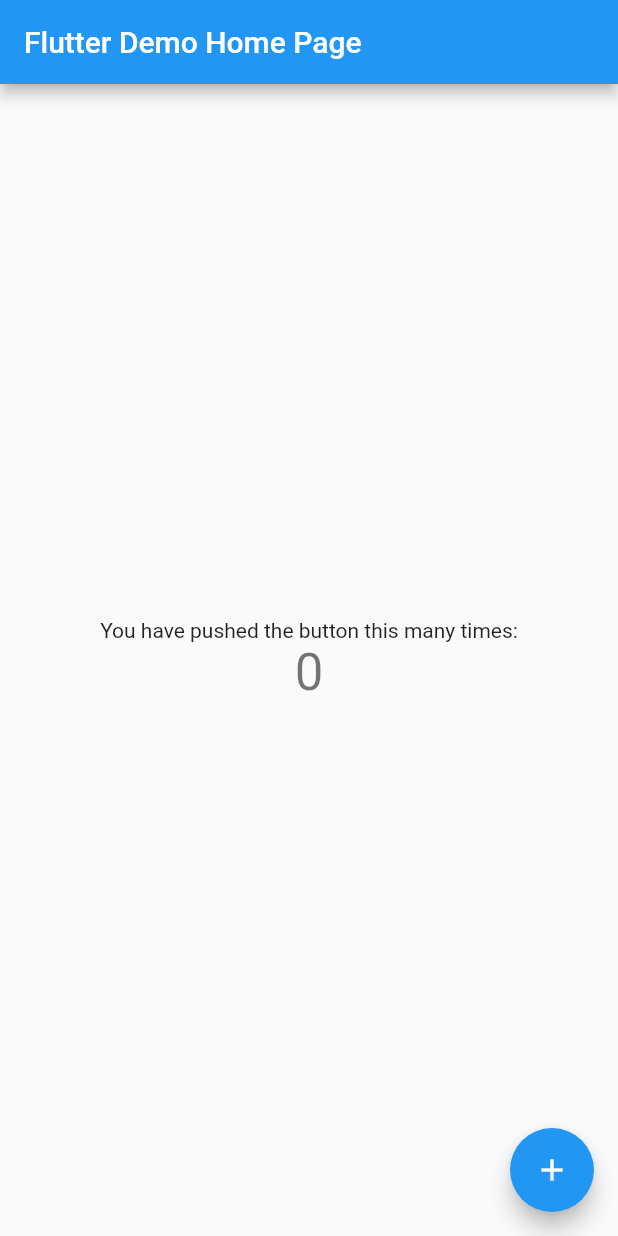
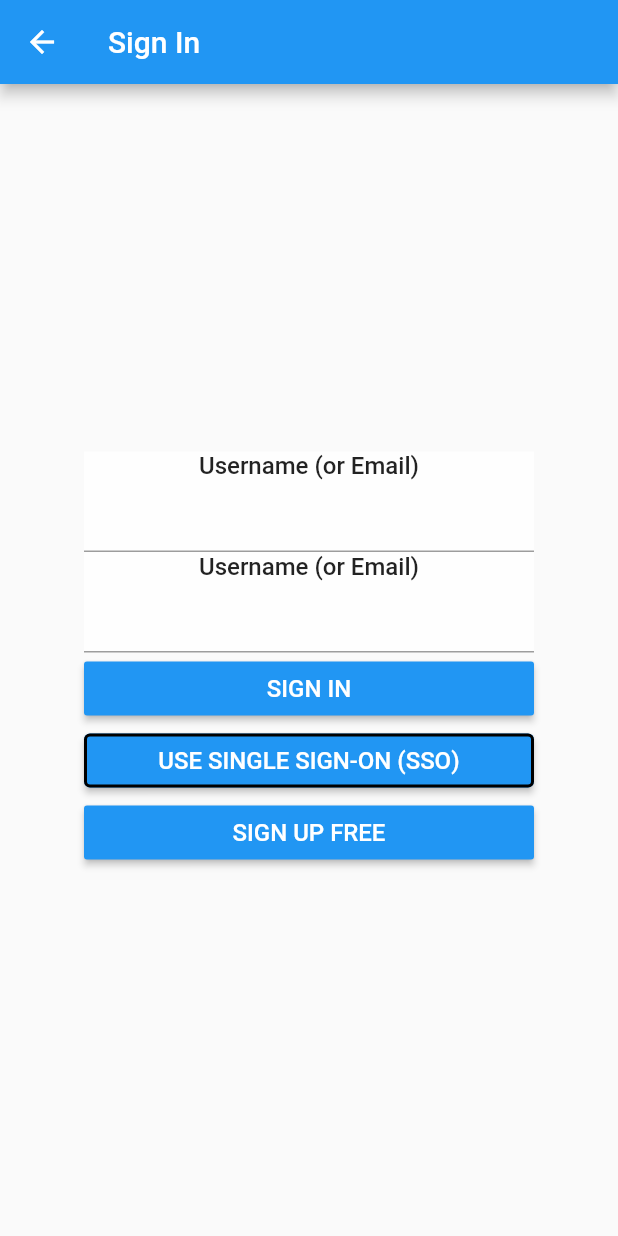
Before and after one commit to hoanganhgo/advanced_mobile_final_project, a Flutter app: the screen it shows after launch, on a phone screen of 412 x 824 dp. Run offline on Flutter 3.47's test engine with Material 2 defaults, Android fonts, the phone set to English and light mode, and no system bars.

Commit message:
Create Sign Out and Sign In

```diff
--- a/lib/main.dart
+++ b/lib/main.dart
@@ -1,3 +1,5 @@
+import 'package:advanced_mobile_final_project/profile/sign_in.dart';
+import 'package:advanced_mobile_final_project/profile/sign_out.dart';
 import 'package:flutter/material.dart';
 
 void main() {
@@ -5,43 +7,21 @@ void main() {
 }
 
 class MyApp extends StatelessWidget {
-  // This widget is the root of your application.
   @override
   Widget build(BuildContext context) {
     return MaterialApp(
-      title: 'Flutter Demo',
+      title: 'E-Learning',
       theme: ThemeData(
-        // This is the theme of your application.
-        //
-        // Try running your application with "flutter run". You'll see the
-        // application has a blue toolbar. Then, without quitting the app, try
-        // changing the primarySwatch below to Colors.green and then invoke
-        // "hot reload" (press "r" in the console where you ran "flutter run",
-        // or simply save your changes to "hot reload" in a Flutter IDE).
-        // Notice that the counter didn't reset back to zero; the application
-        // is not restarted.
         primarySwatch: Colors.blue,
-        // This makes the visual density adapt to the platform that you run
-        // the app on. For desktop platforms, the controls will be smaller and
-        // closer together (more dense) than on mobile platforms.
         visualDensity: VisualDensity.adaptivePlatformDensity,
       ),
-      home: MyHomePage(title: 'Flutter Demo Home Page'),
+      home: SignIn(),
     );
   }
 }
 
 class MyHomePage extends StatefulWidget {
   MyHomePage({Key key, this.title}) : super(key: key);
-
-  // This widget is the home page of your application. It is stateful, meaning
-  // that it has a State object (defined below) that contains fields that affect
-  // how it looks.
-
-  // This class is the configuration for the state. It holds the values (in this
-  // case the title) provided by the parent (in this case the App widget) and
-  // used by the build method of the State. Fields in a Widget subclass are
-  // always marked "final".
 
   final String title;
 
@@ -54,47 +34,18 @@ class _MyHomePageState extends State<MyHomePage> {
 
   void _incrementCounter() {
     setState(() {
-      // This call to setState tells the Flutter framework that something has
-      // changed in this State, which causes it to rerun the build method below
-      // so that the display can reflect the updated values. If we changed
-      // _counter without calling setState(), then the build method would not be
-      // called again, and so nothing would appear to happen.
       _counter++;
     });
   }
 
   @override
   Widget build(BuildContext context) {
-    // This method is rerun every time setState is called, for instance as done
-    // by the _incrementCounter method above.
-    //
-    // The Flutter framework has been optimized to make rerunning build methods
-    // fast, so that you can just rebuild anything that needs updating rather
-    // than having to individually change instances of widgets.
     return Scaffold(
       appBar: AppBar(
-        // Here we take the value from the MyHomePage object that was created by
-        // the App.build method, and use it to set our appbar title.
         title: Text(widget.title),
       ),
       body: Center(
-        // Center is a layout widget. It takes a single child and positions it
-        // in the middle of the parent.
         child: Column(
-          // Column is also a layout widget. It takes a list of children and
-          // arranges them vertically. By default, it sizes itself to fit its
-          // children horizontally, and tries to be as tall as its parent.
-          //
-          // Invoke "debug painting" (press "p" in the console, choose the
-          // "Toggle Debug Paint" action from the Flutter Inspector in Android
-          // Studio, or the "Toggle Debug Paint" command in Visual Studio Code)
-          // to see the wireframe for each widget.
-          //
-          // Column has various properties to control how it sizes itself and
-          // how it positions its children. Here we use mainAxisAlignment to
-          // center the children vertically; the main axis here is the vertical
-          // axis because Columns are vertical (the cross axis would be
-          // horizontal).
           mainAxisAlignment: MainAxisAlignment.center,
           children: <Widget>[
             Text(
--- /dev/null
+++ b/lib/profile/sign_in.dart
@@ -0,0 +1,130 @@
+import 'package:flutter/cupertino.dart';
+import 'package:flutter/material.dart';
+
+class SignIn extends StatefulWidget {
+
+  @override
+  State<StatefulWidget> createState() {
+    return _SignInState();
+  }
+}
+
+class _SignInState extends State<SignIn> {
+  double WIDTH = 300;
+
+  @override
+  Widget build(BuildContext context) {
+    return Scaffold(
+      appBar: AppBar(
+        leading: IconButton(
+            icon: Icon(Icons.arrow_back),
+            onPressed: () {
+
+            }),
+        title: Text('Sign In'),
+      ),
+      body: Center(
+        child: Column(
+          mainAxisAlignment: MainAxisAlignment.center,
+          children: [
+            Container(
+              color: Colors.white70,
+              width: this.WIDTH,
+              child: Column(
+                children: [
+                  Text(
+                    'Username (or Email)',
+                    style: TextStyle(
+                      fontWeight: FontWeight.w500,
+                      fontSize: 16,
+                    ),
+                  ),
+                  TextField(
+                    style: TextStyle(
+                      fontSize: 16,
+                    ),
+                  )
+                ],
+              ),
+            ),
+            Container(
+              color: Colors.white70,
+              width: this.WIDTH,
+              child: Column(
+                children: [
+                  Text(
+                    'Username (or Email)',
+                    style: TextStyle(
+                      fontWeight: FontWeight.w500,
+                      fontSize: 16,
+                    ),
+                  ),
+                  TextField(
+                    style: TextStyle(
+                      fontSize: 16,
+                    ),
+                  )
+                ],
+              ),
+            ),
+            Container(
+              width: this.WIDTH,
+              child: RaisedButton(
+                onPressed: () {
+
+                },
+                color: Colors.blue,
+                textColor: Colors.white,
+                child: Text(
+                  'SIGN IN',
+                  style: TextStyle(
+                      fontSize: 16,
+                      fontWeight: FontWeight.w500
+                  ),
+                ),
+              ),
+            ),
+            Container(
+              width: this.WIDTH,
+              child: RaisedButton(
+                onPressed: () {
+
+                },
+                color: Colors.blue,
+                textColor: Colors.white,
+                child: Text(
+                  'USE SINGLE SIGN-ON (SSO)',
+                  style: TextStyle(
+                      fontSize: 16,
+                      fontWeight: FontWeight.w500
+                  ),
+                ),
+                shape: OutlineInputBorder(
+                  borderSide: BorderSide(color: Colors.black, width: 2.0)
+                ),
+              ),
+            ),
+            Container(
+              width: this.WIDTH,
+              child: RaisedButton(
+                onPressed: () {
+
+                },
+                color: Colors.blue,
+                textColor: Colors.white,
+                child: Text(
+                  'SIGN UP FREE',
+                  style: TextStyle(
+                      fontSize: 16,
+                      fontWeight: FontWeight.w500
+                  ),
+                ),
+              ),
+            ),
+          ],
+        ),
+      )
+    );
+  }
+
+}
--- /dev/null
+++ b/lib/profile/sign_out.dart
@@ -0,0 +1,35 @@
+import 'package:flutter/cupertino.dart';
+import 'package:flutter/material.dart';
+
+class SignOut extends StatelessWidget {
+  @override
+  Widget build(BuildContext context) {
+    return Scaffold(
+      appBar: AppBar(
+        leading: IconButton(
+            icon: Icon(Icons.arrow_back),
+            onPressed: () {
+
+            }),
+        title: Text('Profile'),
+      ),
+      body: Center(
+        child: Column(
+          mainAxisAlignment: MainAxisAlignment.center,
+          children: [
+            Text('Please sign in to view your profile.'),
+            RaisedButton(
+              onPressed: () {
+
+            },
+              child: Text('SIGN IN'),
+              color: Colors.lightBlueAccent,
+              textColor: Colors.white,
+            )
+          ],
+        ),
+      ),
+    );
+  }
+
+}
```
Also changed, not shown: 1 other file.
